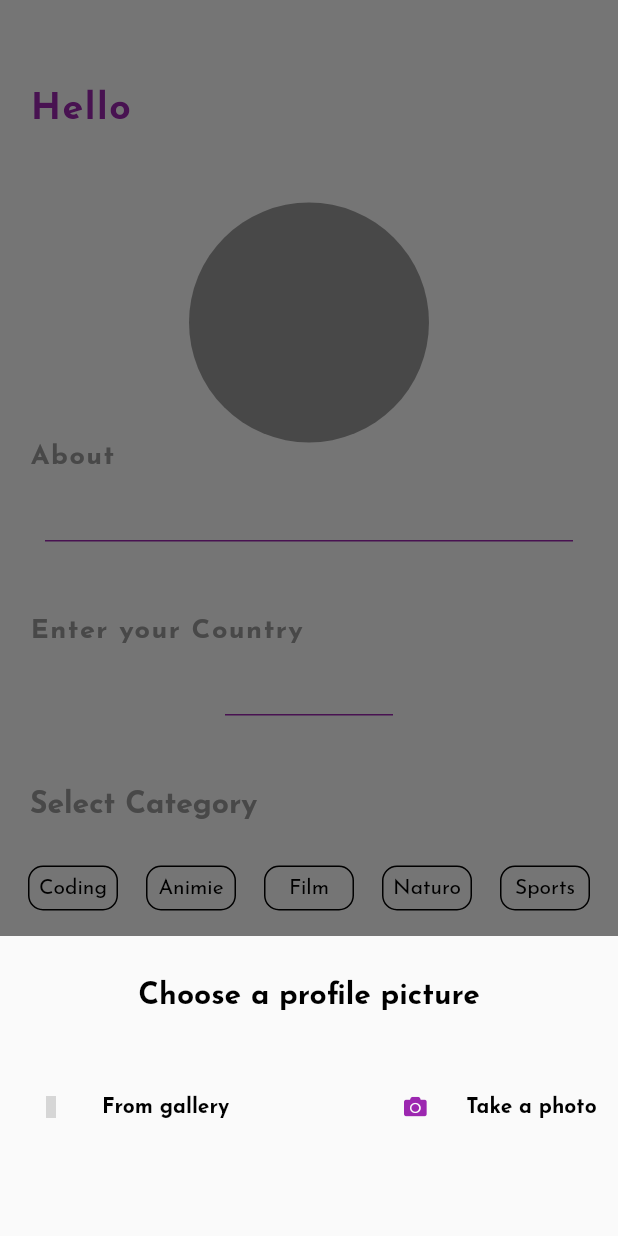
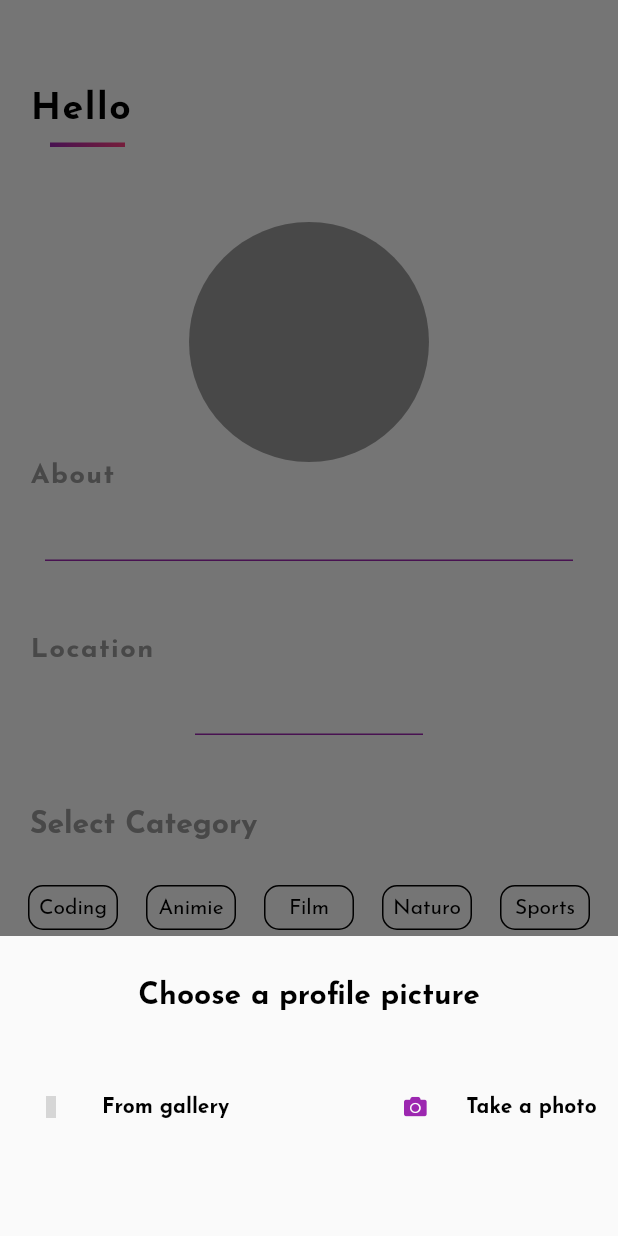
Before and after one commit to naveeramesh/Meetup, a Flutter app: the Category screen opened directly, after a tap on an icon or button, on a phone screen of 412 x 824 dp. Run offline on Flutter 3.47's test engine with Material 2 defaults, Android fonts, the light colour scheme and no system bars; our stand-ins replace cloud_firestore, eva_icons_flutter, firebase_auth, firebase_core, firebase_storage, flutter_tindercard and 6 more; accounts and stored records are empty; network calls fail; grey boxes are pictures that could not be loaded.

Commit message:
fifth commit

```diff
--- a/lib/Pages/Login.dart
+++ b/lib/Pages/Login.dart
@@ -226,8 +226,7 @@ class _LoginState extends State<Login> {
                       },
                       child: Text('New User ? Create account',
                           style: GoogleFonts.josefinSans(
-                            fontWeight: FontWeight.bold,
-                            color: Colors.grey)),
+                              fontWeight: FontWeight.bold, color: Colors.grey)),
                     ),
                   ],
                 ),
--- a/lib/Pages/Profileintrest.dart
+++ b/lib/Pages/Profileintrest.dart
@@ -15,8 +15,8 @@ import 'package:page_transition/page_transition.dart';
 import 'package:toast/toast.dart';
 
 class Category extends StatefulWidget {
-  final String gender;
-  const Category({Key key,this.gender}) : super(key: key);
+  final String gender, age;
+  const Category({Key key, this.gender, this.age}) : super(key: key);
 
   @override
   _CategoryState createState() => _CategoryState();
@@ -27,7 +27,6 @@ class _CategoryState extends State<Category> {
 
   // String uploadUrl;
 
-  TextEditingController agecontroller = TextEditingController();
   TextEditingController aboutcontroller = TextEditingController();
   TextEditingController locationcontroller = TextEditingController();
   PickedFile image;
@@ -61,13 +60,6 @@ class _CategoryState extends State<Category> {
   Widget build(BuildContext context) {
     return Scaffold(
       backgroundColor: Colors.white,
-      floatingActionButton: FloatingActionButton(
-        onPressed: () {
-          Navigator.pushReplacement(context, PageTransition(child:About(), type: PageTransitionType.leftToRight));
-        },
-        backgroundColor: Colors.purple,
-        child: Icon(Icons.arrow_forward),
-      ),
       body: SingleChildScrollView(
         child: Column(
           children: [
@@ -79,20 +71,37 @@ class _CategoryState extends State<Category> {
                 SizedBox(
                   width: 20,
                 ),
+                Column(
+                  children: [
                     Text(
                       "Hello " + Meetup.sharedPreferences.getString('username'),
                       style: GoogleFonts.josefinSans(
-                    color: Colors.purple,
+                        color: Colors.black,
                         fontWeight: FontWeight.bold,
                         fontSize: 25,
                         letterSpacing: 1,
                       ),
+                    ),
+                     SizedBox(
+                      height: 10,
+                    ),
+                    Container(
+                      height: 3,
+                      width: 50,
+                      decoration: BoxDecoration(
+                          gradient: LinearGradient(colors: <Color>[
+                        Colors.purple,
+                        Colors.pinkAccent
+                      ])),
+                    ),
+                  ],
                 ),
               ],
             ),
             SizedBox(
               height: 50,
             ),
+
             CircleAvatar(
               radius: 80,
               backgroundColor: Colors.grey,
@@ -181,8 +190,6 @@ class _CategoryState extends State<Category> {
                 ),
               ),
             ),
-
-
             Row(
               children: [
                 Padding(
@@ -228,7 +235,7 @@ class _CategoryState extends State<Category> {
                 Padding(
                   padding: const EdgeInsets.only(left: 20.0),
                   child: Text(
-                    'Enter your Country',
+                    'Location',
                     style: GoogleFonts.josefinSans(
                       color: Colors.grey,
                       letterSpacing: 1,
@@ -243,7 +250,7 @@ class _CategoryState extends State<Category> {
               // height: 2,
               // width: 100,
               child: Padding(
-                padding: const EdgeInsets.only(left: 150.0, right: 150),
+                padding: const EdgeInsets.only(left: 130.0, right: 130),
                 child: TextField(
                   style: GoogleFonts.josefinSans(color: Colors.black),
                   controller: locationcontroller,
@@ -262,7 +269,9 @@ class _CategoryState extends State<Category> {
                 ),
               ),
             ),
-            SizedBox(height: 50),
+            SizedBox(
+              height: 50,
+            ),
             Row(children: [
               Padding(
                 padding: const EdgeInsets.only(left: 20.0),
@@ -697,7 +706,6 @@ class _CategoryState extends State<Category> {
               padding: const EdgeInsets.only(top: 50.0),
               child: GestureDetector(
                 onTap: () {
-                  agecontroller.text.isEmpty &&
                   aboutcontroller.text.isEmpty &&
                           locationcontroller.text.isEmpty
                       ? Toast.show(
@@ -717,7 +725,7 @@ class _CategoryState extends State<Category> {
                             'username':
                                 Meetup.sharedPreferences.getString("username"),
                             'imageurl': url,
-                            'age': agecontroller.text,
+                            'age': widget.age,
                             'intrest': category,
                             'gender': widget.gender,
                           }).whenComplete(() {
@@ -731,8 +739,6 @@ class _CategoryState extends State<Category> {
                           });
                         });
                 },
-                child: Padding(
-                  padding: const EdgeInsets.only(bottom: 20.0),
                 child: Container(
                   height: 60,
                   width: 200,
@@ -752,7 +758,6 @@ class _CategoryState extends State<Category> {
                   ),
                 ),
               ),
-              ),
             )
           ],
         ),
--- a/lib/Pages/SplashScreen.dart
+++ b/lib/Pages/SplashScreen.dart
@@ -1,3 +1,4 @@
+import 'package:cloud_firestore/cloud_firestore.dart';
 import 'package:flutter/material.dart';
 import 'package:google_fonts/google_fonts.dart';
 import 'package:meet_ups/Pages/HomeScreen.dart';
@@ -15,6 +16,7 @@ class SplashScreen extends StatefulWidget {
 String userid = Meetup.sharedPreferences.getString("uid");
 
 class _SplashScreenState extends State<SplashScreen> {
+
   @override
   Widget build(BuildContext context) {
     return Scaffold(
--- a/lib/main.dart
+++ b/lib/main.dart
@@ -11,7 +11,9 @@ void main() async {
   Meetup.sharedPreferences = await SharedPreferences.getInstance();
 
   runApp(MyApp());
+
 }
+
 
 class MyApp extends StatelessWidget {
   // This widget is the root of your application.
```
Also changed, not shown: lib/Pages/ChatRoom.dart (+6 -1 lines), lib/Pages/ChatUserDisplay.dart (+25 -12 lines), lib/Pages/HomeScreen.dart (+27 -0 lines), lib/Pages/Signin.dart (+4 -7 lines), lib/Pages/Subcategory.dart (+27 -15 lines), lib/Pages/ageabout.dart (+20 -0 lines). Lines whose indentation alone changed are shown as unchanged.
